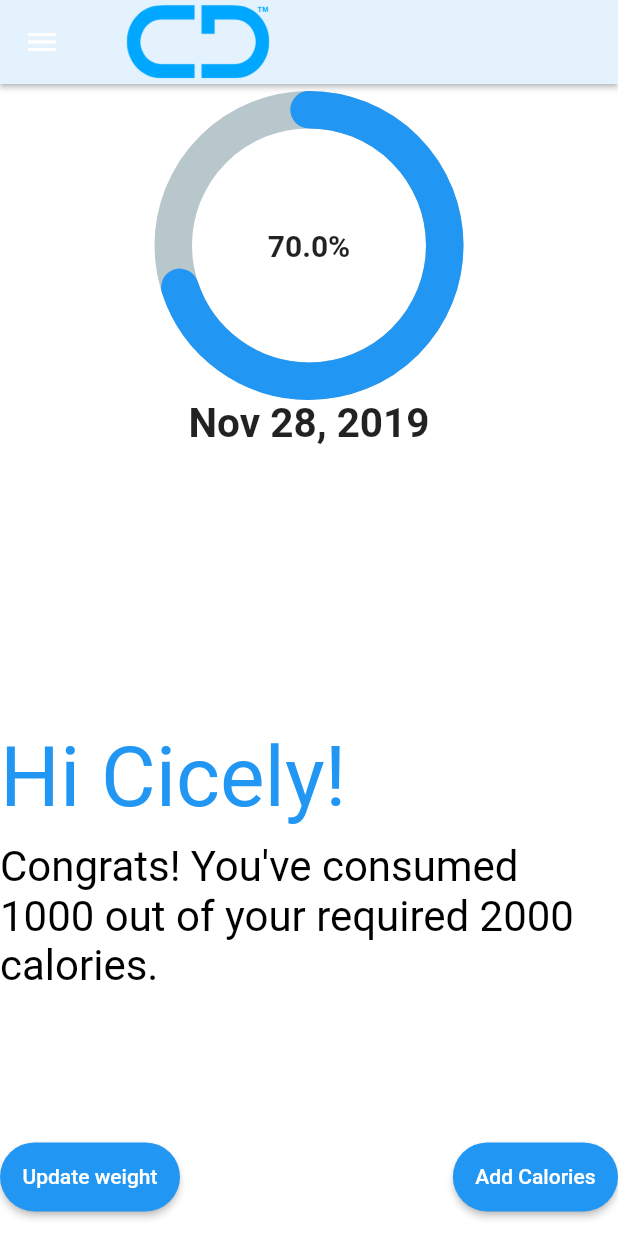
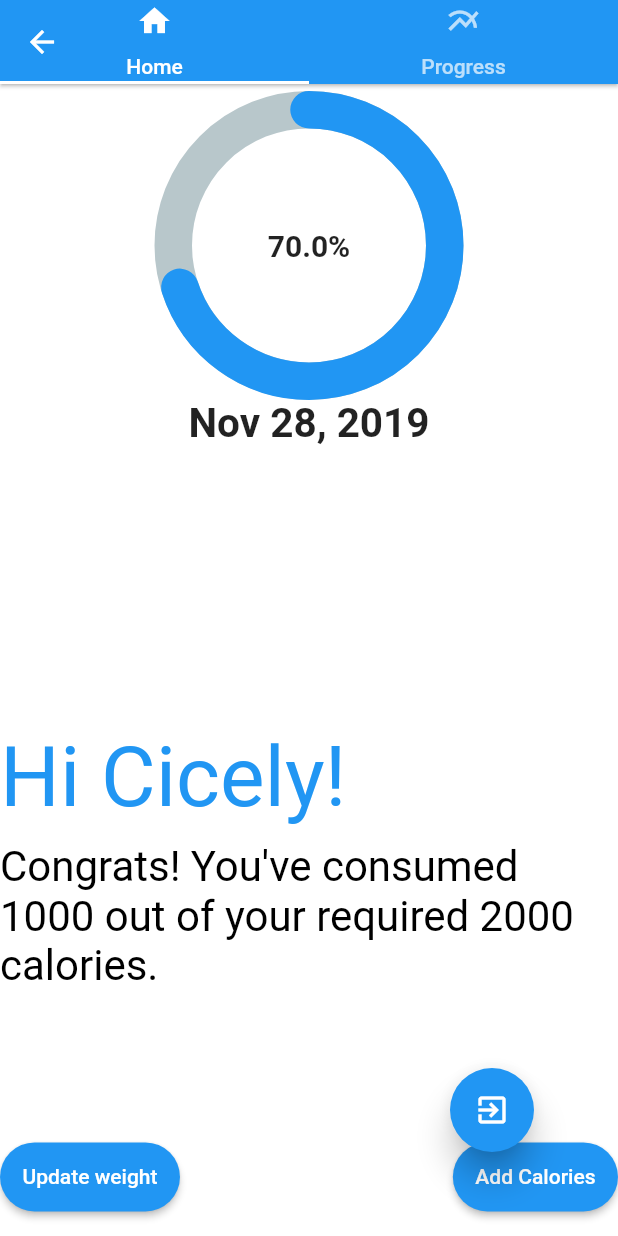
Before and after one commit to cicelybeckford/CoDiet-Flutter, a Flutter app: the HomePage screen opened directly, on a phone screen of 412 x 824 dp. Run offline on Flutter 3.47's test engine with Material 2 defaults, Android fonts, the phone set to English and light mode, and no system bars; drawn by our look-alikes of percent_indicator; our stand-ins replace charts_flutter; missing offline and left inert: firebase; accounts and stored records are empty.

Commit message:
Push to master (#2)
* Initial commit with Home screen

* To update master with cicely branch

* Update LICENSE

* Modified navigation flow

* Code refactorinng

```diff
--- a/lib/pages/auth_page.dart
+++ b/lib/pages/auth_page.dart
@@ -49,12 +49,8 @@ class _AuthPage extends State<AuthPage>{
       try {
         if (_isLoginForm) {
           userId = await widget.auth.signIn(_email, _password);
-          print('Signed in: $userId');
         } else {
           userId = await widget.auth.signUp(_email, _password);
-          //widget.auth.sendEmailVerification();
-          //_showVerifyEmailSentDialog();
-          print('Signed up user: $userId');
         }
         setState(() {
           _isLoading = false;
@@ -67,7 +63,6 @@ class _AuthPage extends State<AuthPage>{
             final fb.DatabaseReference ref = fb.database().ref("users/" + userId);
             var map = {"completeSignUp": "false"};
             await ref.set(map);
-            // await ref.push(map).future;
             widget.signupCallback();
           }
         }
@@ -169,7 +164,7 @@ class _AuthPage extends State<AuthPage>{
         child: CircleAvatar(
           backgroundColor: Colors.transparent,
           radius: 70.0,
-          child: Image.asset('assets/logo.png'),
+          child: Image.asset('assets/logo2.png'),
         ),
       ),
     );
--- a/lib/pages/home_page.dart
+++ b/lib/pages/home_page.dart
@@ -1,14 +1,9 @@
-import 'dart:html' as html;
+import 'package:codiet/utils/auth.dart';
+import 'package:flutter/material.dart';
+import 'package:codiet/pages/profile_page.dart';
 import 'package:codiet/pages/journey_page.dart';
-import 'package:flutter/material.dart';
-import 'package:codiet/utils/auth.dart';
-import 'package:codiet/utils/responsive_widget.dart';
-import 'package:codiet/utils/nav_buttons.dart';
-import 'package:codiet/utils/nav_header.dart';
-import 'package:codiet/utils/profile_info.dart';
 
 class HomePage extends StatefulWidget {
-
   HomePage({Key key, this.auth, this.userId, this.logoutCallback});
 
   final BaseAuth auth;
@@ -16,17 +11,24 @@ class HomePage extends StatefulWidget {
   final String userId;
 
   @override
-  State<StatefulWidget> createState() => new _HomePageState();
+  HomePageState createState() => new HomePageState();
 }
 
-class _HomePageState extends State<HomePage> {
-  final GlobalKey<FormState> formKey = GlobalKey<FormState>();
-  // final Firestore dc = firestore();
-  // final FirebaseDatabase db = FirebaseDatabase.instance;
+class HomePageState extends State<HomePage> with SingleTickerProviderStateMixin {
+  TabController controller;
 
-  // Database db = database();
-  // DatabaseReference ref = db.ref("messages");
-  //TODO: handle populating the page with actual info from the db
+  @override
+  void initState() {
+    super.initState();
+    controller = new TabController(vsync: this, length: 2);
+  }
+
+  @override
+  void dispose() {
+    controller.dispose();
+    super.dispose();
+  }
+
   signOut() async {
     try {
       await widget.auth.signOut();
@@ -36,78 +38,38 @@ class _HomePageState extends State<HomePage> {
     }
   }
 
-  List<NavButton> navButtons() => [
-    NavButton(
-      text: "Home",
-      onPressed: () {
-        // html.window.open("https://google.com", "CoDiet");
-      },
-    ),
-    NavButton(
-      text: "Journey",
-      onPressed: () {
-        Navigator.push(
-            context,
-            MaterialPageRoute(
-              builder: (context) => UserJourney(userId: widget.userId),
-            ),
-          );
-      },
-    ),
-    NavButton(
-      text: "Logout",
-      onPressed: () {
-        signOut();
-      },
-    ),
-  ];
-
   @override
   Widget build(BuildContext context) {
-    return ResponsiveWidget(
-      largeScreen: Scaffold(
-        backgroundColor: Colors.white,
-        appBar: AppBar(
-          elevation: 1.5,
-          backgroundColor: Colors.blue[50],
-          title: Row(
-            mainAxisAlignment: MainAxisAlignment.start,
-            children: <Widget>[
-              Image.asset(
-                'assets/logo.png',
-                width: 120,
-                height: 150,
-              ),
-            ],
+    return new Scaffold(
+      appBar: new AppBar(
+        elevation: 1,
+        backgroundColor: Colors.blue,
+        flexibleSpace: new TabBar(
+          controller: controller,
+          tabs: <Tab>[
+            new Tab(text: "Home", icon: new Icon(Icons.home),),
+            new Tab(text: "Progress", icon: new Icon(Icons.multiline_chart),),
+          ]
+        )
+      ),
+      body: new TabBarView(
+        controller: controller,
+        children: <Widget>[
+          ProfilePage(
+            userId: widget.userId,
           ),
-          actions: <Widget> [
-            NavHeader(navButtons: navButtons()),
-          ]
-        ),
-        drawer: ResponsiveWidget.isSmallScreen(context)
-            ? Drawer(
-                child: ListView(
-                  padding: const EdgeInsets.all(20),
-                  children: navButtons(),
-                ),
-              )
-            : null,
-        body: SingleChildScrollView(
-          child: AnimatedPadding(
-            duration: Duration(seconds: 1),
-            padding: EdgeInsets.all(0),
-            child: ResponsiveWidget(
-              largeScreen: Column(
-                mainAxisAlignment: MainAxisAlignment.start,
-                children: <Widget>[
-                  ProfileInfo(),
-                  SizedBox(
-                    height: MediaQuery.of(context).size.height * 0.2,
-                  ),
-                ],
-              ),
-            ),
+          UserJourney(
+            userId: widget.userId,
           ),
+        ]
+      ),
+       floatingActionButton: Padding(
+         padding: const EdgeInsets.only(bottom: 40, right: 40),
+         child: FloatingActionButton(
+          backgroundColor: Colors.blue,
+          elevation: 9,
+          child: Icon(Icons.exit_to_app, color: Colors.white,),
+          onPressed: () { signOut(); },
         ),
       ),
     );
--- a/lib/pages/journey_page.dart
+++ b/lib/pages/journey_page.dart
@@ -9,9 +9,8 @@ import 'package:charts_flutter/flutter.dart' as charts;
 import 'package:intl/intl.dart';
 
 class UserJourney extends StatefulWidget {
-   UserJourney({Key key, this.userId, this.loginCallback}) : super(key: key);
+   UserJourney({Key key, this.userId}) : super(key: key);
 
-   final VoidCallback loginCallback;
    final String userId;
 
   @override
@@ -123,10 +122,7 @@ class _UserJourneyState extends State<UserJourney> {
     new Row(children: <Widget>[new SizedBox(width: 180),  new WeightJourney(data: data,)],));
     return new Scaffold(
       key: _scaffoldKey,
-      appBar: new AppBar(
-        title: new Text('Journey'),
-        elevation: 1,
-      ),
+      backgroundColor: Colors.white,
       body:
         new SafeArea(
           top: false,
@@ -200,7 +196,8 @@ class _UserJourneyState extends State<UserJourney> {
                 ),
                 new SizedBox(
                   width: 120,
-                  height: 100,
+                  height: 70,
+
                 )
               ]),
               new Row(
--- /dev/null
+++ b/lib/pages/profile_page.dart
@@ -0,0 +1,166 @@
+import 'package:codiet/utils/custom_dialog.dart';
+import 'package:flutter/material.dart';
+import 'package:codiet/utils/responsive_widget.dart';
+import 'package:intl/intl.dart';
+import 'package:percent_indicator/percent_indicator.dart';
+
+class ProfilePage extends StatefulWidget {
+
+  ProfilePage({Key key, this.userId});
+
+  final String userId;
+
+  @override
+  State<StatefulWidget> createState() => new _ProfilePageState();
+}
+
+class _ProfilePageState extends State<ProfilePage> {
+  final GlobalKey<FormState> formKey = GlobalKey<FormState>();
+  // final Firestore dc = firestore();
+  // final FirebaseDatabase db = FirebaseDatabase.instance;
+
+  // Database db = database();
+  // DatabaseReference ref = db.ref("messages");
+  //TODO: handle populating the page with actual info from the db
+
+  @override
+  Widget build(BuildContext context) {
+    return ResponsiveWidget(
+      largeScreen: Scaffold(
+        backgroundColor: Colors.white,
+        body: SingleChildScrollView(
+          child: AnimatedPadding(
+            duration: Duration(seconds: 1),
+            padding: EdgeInsets.all(0),
+            child: ResponsiveWidget(
+              largeScreen: Column(
+                mainAxisAlignment: MainAxisAlignment.start,
+                children: <Widget>[
+                  ProfileInfo(),
+                  SizedBox(
+                    height: MediaQuery.of(context).size.height * 0.2,
+                  ),
+                ],
+              ),
+            ),
+          ),
+        ),
+      ),
+    );
+  }
+}
+
+class ProfileInfo extends StatelessWidget {
+  final String formattedDate = DateFormat('yMMMd').format(DateTime.now());
+
+  openPopupWindow(BuildContext context, String text) {
+    TextEditingController controller = new TextEditingController();
+    return showDialog(context: context, builder: (context) {
+        return new CustomDialog(title: text, controller: controller, buttonText: 'Submit',);
+    });
+  }
+  profileImage(context) => Container(
+        height: ResponsiveWidget.isSmallScreen(context)
+            ? MediaQuery.of(context).size.height * 0.3
+            : MediaQuery.of(context).size.width * 0.3,
+        width: ResponsiveWidget.isSmallScreen(context)
+            ? MediaQuery.of(context).size.height * 0.3
+            : MediaQuery.of(context).size.width * 0.3,
+        child: new CircularPercentIndicator(
+                radius: ResponsiveWidget.isSmallScreen(context)
+                    ? MediaQuery.of(context).size.height * 0.25
+                    : MediaQuery.of(context).size.width * 0.25,
+                lineWidth: 25.0,
+                animation: true,
+                percent: 0.7,
+                center: new Text(
+                  "70.0%",
+                  style:
+                      new TextStyle(fontWeight: FontWeight.bold, fontSize: 20.0),
+                ),
+                footer: new Text(
+                  formattedDate,
+                  style:
+                      new TextStyle(fontWeight: FontWeight.bold, fontSize: 27.0),
+                ),
+                circularStrokeCap: CircularStrokeCap.round,
+                progressColor: Colors.blue,
+              ),
+      );
+
+  profileData(context) => Column(
+    crossAxisAlignment: CrossAxisAlignment.start,
+    children: <Widget>[
+      SizedBox(
+            height: 100,
+      ),
+      Text(
+        "Hi Cicely!",
+        textScaleFactor: 4,
+        style: TextStyle(color: Colors.blue),
+      ),
+      SizedBox(
+        height: 10,
+      ),
+      Text(
+        "Congrats! You've consumed\n"
+        "1000 out of your required 2000\n"
+        "calories.",
+        softWrap: true,
+        textScaleFactor: 2,
+        style: TextStyle(color: Colors.black),
+      ),
+      SizedBox(
+        height: 100,
+      ),
+      Row(
+        mainAxisAlignment: MainAxisAlignment.spaceBetween,
+        children: <Widget>[
+          RaisedButton(
+            shape: StadiumBorder(),
+            child: Text("Update weight", style: TextStyle(color: Colors.white), ),
+            color: Colors.blue,
+            onPressed: () {
+              openPopupWindow(context, "Weight");
+            },
+            padding: EdgeInsets.all(15),
+          ),
+          SizedBox(
+            width: 150,
+          ),
+          RaisedButton(
+            shape: StadiumBorder(),
+            child: Text("Add Calories", style: TextStyle(color: Colors.white),),
+            color: Colors.blue,
+            onPressed: () {
+              openPopupWindow(context, "Calories");
+            },
+            padding: EdgeInsets.all(15),
+          ),
+        ],
+      )
+    ],
+  );
+
+  @override
+  Widget build(BuildContext context) {
+    return ResponsiveWidget(
+      largeScreen: Row(
+        mainAxisAlignment: MainAxisAlignment.spaceEvenly,
+        crossAxisAlignment: CrossAxisAlignment.center,
+        children: <Widget>[profileImage(context), profileData (context)],
+      ),
+      smallScreen: Column(
+        mainAxisSize: MainAxisSize.max,
+        mainAxisAlignment: MainAxisAlignment.spaceBetween,
+        children: <Widget>[
+          profileImage(context),
+          SizedBox(
+            height: MediaQuery.of(context).size.height * 0.1,
+          ),
+          profileData(context)
+        ],
+      ),
+    );
+  }
+}
--- a/lib/pages/root_page.dart
+++ b/lib/pages/root_page.dart
@@ -1,3 +1,4 @@
+import 'package:codiet/pages/profile_page.dart';
 import 'package:flutter/material.dart';
 import 'package:firebase/firebase.dart' as fb;
 import 'package:codiet/pages/home_page.dart';
--- a/lib/utils/nav_buttons.dart
+++ b/lib/utils/nav_buttons.dart
@@ -1,5 +1,4 @@
 import 'package:flutter/material.dart';
-import 'dart:html' as html;
 
 class NavButton extends StatelessWidget {
   final text;
@@ -16,22 +15,12 @@ class NavButton extends StatelessWidget {
 
   @override
   Widget build(BuildContext context) {
-    if (text == "Home") {
-      return FlatButton(
-        child: Text(text, textScaleFactor: 1.3, style: TextStyle(color: Colors.white)),
-        color: Colors.blue,
-        onPressed: () {
-          html.window.open("https://google.com", "CoDiet");
-        },
-      );
-    } else {
-      return OutlineButton(
-      child: Text(text, textScaleFactor: 1.3,),
+    return OutlineButton(
+      child: Text(text, textScaleFactor: 1, style: TextStyle(color: Colors.white)),
       borderSide: BorderSide(
         color: color,
       ),
       onPressed: onPressed,
-      );
-    }
+    );
   }
 }
--- a/pubspec.yaml
+++ b/pubspec.yaml
@@ -47,7 +47,7 @@ flutter:
   # To add assets to your application, add an assets section, like this:
   assets:
    - assets/logo.png
-   - assets/name.jpg
+   - assets/logo2.png
 
   # An image asset can refer to one or more resolution-specific "variants", see
   # https://flutter.dev/assets-and-images/#resolution-aware.
```
Also changed, not shown: assets/logo.png, assets/logo2.png (added), assets/name.jpg (deleted), assets/name.png (deleted), assets/plus.jpeg (deleted), 4 other files.
